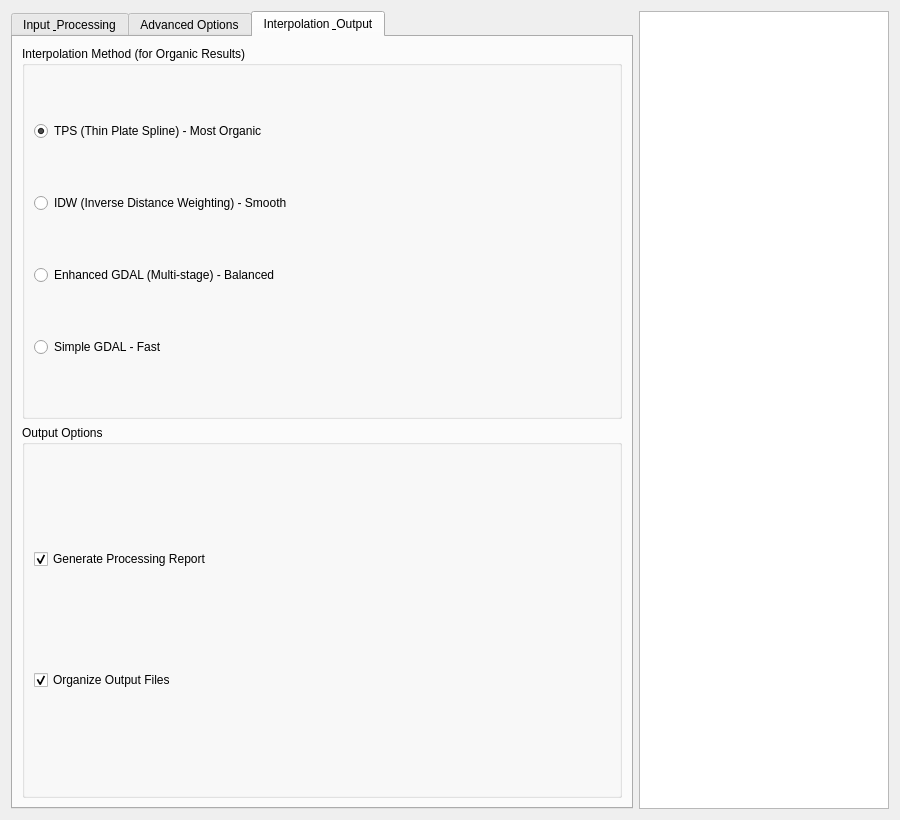
The window that bare_earth_reconstructor_dialog.ui (franzbecker90/bare_earth_reconstructor) describes before a commit, drawn with Qt 5.
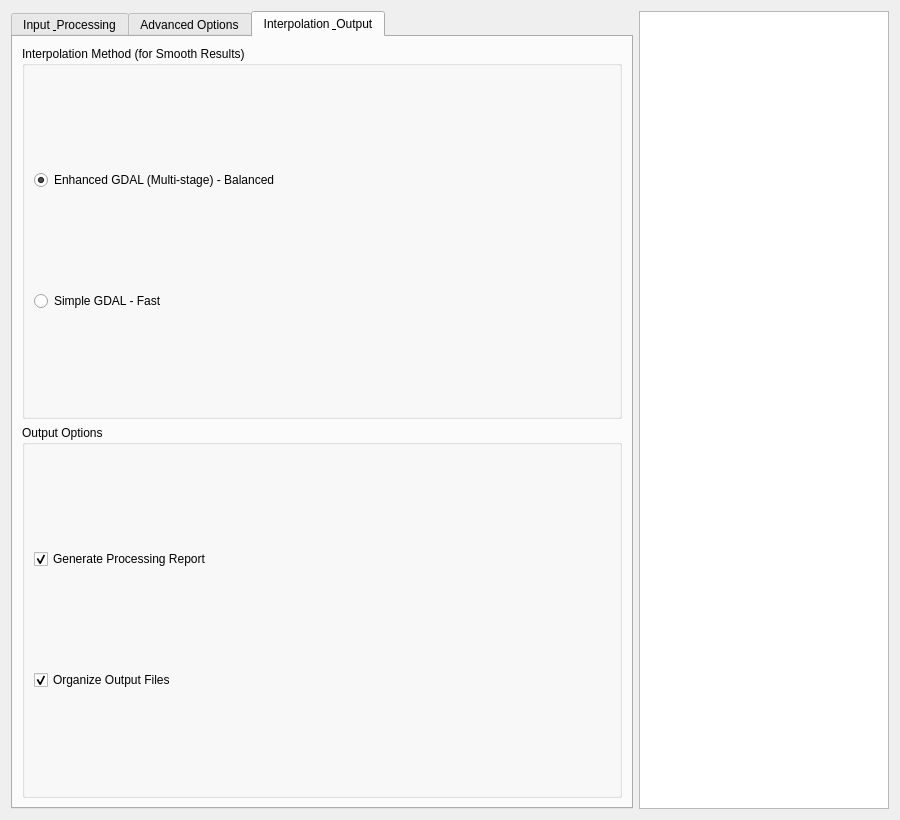
The same window after the commit. The open tabs and pages were chosen to show the change.

Patch:
```diff
--- a/bare_earth_reconstructor_dialog.ui
+++ b/bare_earth_reconstructor_dialog.ui
@@ -742,32 +742,18 @@
       <layout class="QVBoxLayout" name="verticalLayoutTab3">
        <item>
         <widget class="QGroupBox" name="groupInterpolationMethod">
-         <property name="title">
-          <string>Interpolation Method (for Organic Results)</string>
-         </property>
+                 <property name="title">
+         <string>Interpolation Method (for Smooth Results)</string>
+        </property>
          <layout class="QVBoxLayout" name="verticalLayoutInterpolation">
-          <item>
-           <widget class="QRadioButton" name="radioTPS">
-            <property name="text">
-             <string>TPS (Thin Plate Spline) - Most Organic</string>
-            </property>
-            <property name="checked">
-             <bool>true</bool>
-            </property>
-           </widget>
-          </item>
-          <item>
-           <widget class="QRadioButton" name="radioIDW">
-            <property name="text">
-             <string>IDW (Inverse Distance Weighting) - Smooth</string>
-            </property>
-           </widget>
-          </item>
           <item>
            <widget class="QRadioButton" name="radioEnhanced">
             <property name="text">
              <string>Enhanced GDAL (Multi-stage) - Balanced</string>
             </property>
+            <property name="checked">
+             <bool>true</bool>
+            </property>
            </widget>
           </item>
           <item>
```
Left out of the diff: 2 changed lines with no effect on the pictures.
